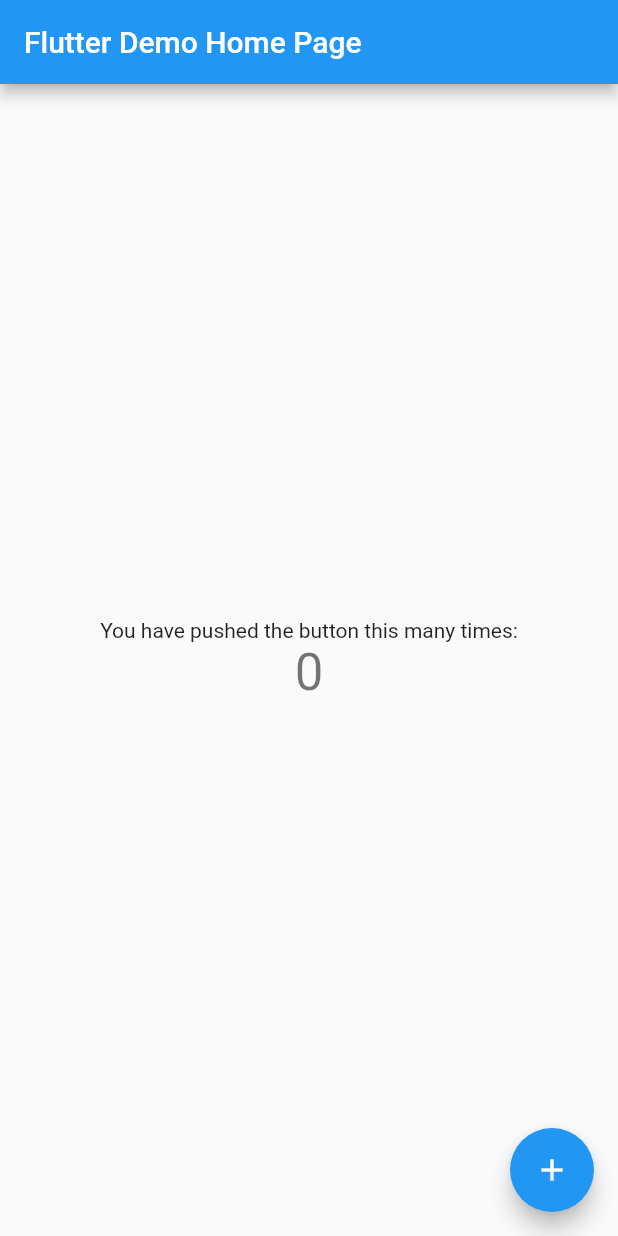
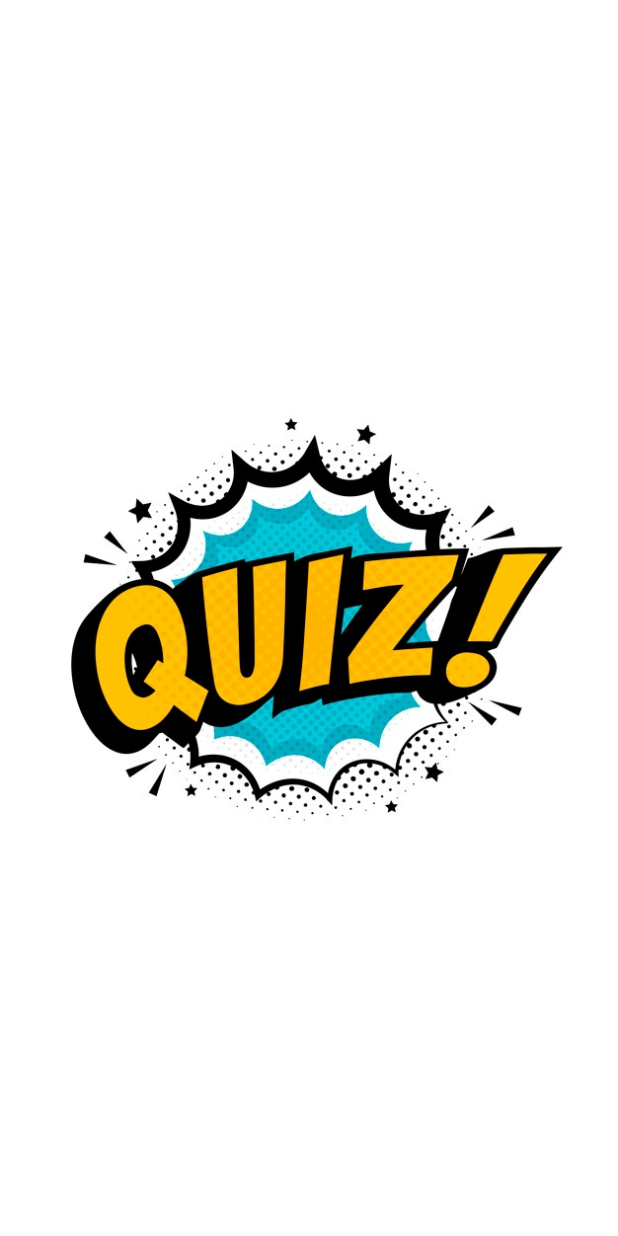
Before and after one commit to Nitish347/quiz_game, a Flutter app: the first screen one second after launch, on a phone screen of 412 x 824 dp. Run offline on Flutter 3.47's test engine with Material 2 defaults, Android fonts, the phone set to English and light mode, and no system bars.

Commit message:
8th commit

```diff
--- a/lib/answer.dart
+++ b/lib/answer.dart
@@ -13,7 +13,7 @@ class Answer extends StatelessWidget {
     return InkWell(
       onTap: click,
       child:Container(
-        height: 50,
+        height: 55,
         padding: EdgeInsets.all(15.0),
             margin: EdgeInsets.symmetric(vertical: 5.0, horizontal: 30.0),
             width: double.infinity,
--- a/lib/main.dart
+++ b/lib/main.dart
@@ -1,115 +1,53 @@
+import 'dart:async';
 import 'package:flutter/material.dart';
+import 'package:quiz_game/home.dart';
+import 'package:quiz_game/LoginPage.dart';
+
+import 'login_page.dart';
 
 void main() {
-  runApp(const MyApp());
+  runApp(MyApp());
+
 }
 
 class MyApp extends StatelessWidget {
-  const MyApp({Key? key}) : super(key: key);
-
-  // This widget is the root of your application.
   @override
   Widget build(BuildContext context) {
+
     return MaterialApp(
-      title: 'Flutter Demo',
+
+      title: 'Splash Screen',
       theme: ThemeData(
-        // This is the theme of your application.
-        //
-        // Try running your application with "flutter run". You'll see the
-        // application has a blue toolbar. Then, without quitting the app, try
-        // changing the primarySwatch below to Colors.green and then invoke
-        // "hot reload" (press "r" in the console where you ran "flutter run",
-        // or simply save your changes to "hot reload" in a Flutter IDE).
-        // Notice that the counter didn't reset back to zero; the application
-        // is not restarted.
-        primarySwatch: Colors.blue,
+        primarySwatch: Colors.green,
       ),
-      home: const MyHomePage(title: 'Flutter Demo Home Page'),
+      home: MyHomePage(),
+      debugShowCheckedModeBanner: false,
     );
   }
 }
 
 class MyHomePage extends StatefulWidget {
-  const MyHomePage({Key? key, required this.title}) : super(key: key);
-
-  // This widget is the home page of your application. It is stateful, meaning
-  // that it has a State object (defined below) that contains fields that affect
-  // how it looks.
-
-  // This class is the configuration for the state. It holds the values (in this
-  // case the title) provided by the parent (in this case the App widget) and
-  // used by the build method of the State. Fields in a Widget subclass are
-  // always marked "final".
-
-  final String title;
-
   @override
-  State<MyHomePage> createState() => _MyHomePageState();
+  _MyHomePageState createState() => _MyHomePageState();
 }
-
 class _MyHomePageState extends State<MyHomePage> {
-  int _counter = 0;
-
-  void _incrementCounter() {
-    setState(() {
-      // This call to setState tells the Flutter framework that something has
-      // changed in this State, which causes it to rerun the build method below
-      // so that the display can reflect the updated values. If we changed
-      // _counter without calling setState(), then the build method would not be
-      // called again, and so nothing would appear to happen.
-      _counter++;
-    });
+  @override
+  void initState() {
+    super.initState();
+    Timer(Duration(seconds: 3),
+            ()=>Navigator.pushReplacement(context,
+            MaterialPageRoute(builder:
+                (context) =>
+                NamePage1()
+            )
+        )
+    );
   }
-
   @override
   Widget build(BuildContext context) {
-    // This method is rerun every time setState is called, for instance as done
-    // by the _incrementCounter method above.
-    //
-    // The Flutter framework has been optimized to make rerunning build methods
-    // fast, so that you can just rebuild anything that needs updating rather
-    // than having to individually change instances of widgets.
-    return Scaffold(
-      appBar: AppBar(
-        // Here we take the value from the MyHomePage object that was created by
-        // the App.build method, and use it to set our appbar title.
-        title: Text(widget.title),
-      ),
-      body: Center(
-        // Center is a layout widget. It takes a single child and positions it
-        // in the middle of the parent.
-        child: Column(
-          // Column is also a layout widget. It takes a list of children and
-          // arranges them vertically. By default, it sizes itself to fit its
-          // children horizontally, and tries to be as tall as its parent.
-          //
-          // Invoke "debug painting" (press "p" in the console, choose the
-          // "Toggle Debug Paint" action from the Flutter Inspector in Android
-          // Studio, or the "Toggle Debug Paint" command in Visual Studio Code)
-          // to see the wireframe for each widget.
-          //
-          // Column has various properties to control how it sizes itself and
-          // how it positions its children. Here we use mainAxisAlignment to
-          // center the children vertically; the main axis here is the vertical
-          // axis because Columns are vertical (the cross axis would be
-          // horizontal).
-          mainAxisAlignment: MainAxisAlignment.center,
-          children: <Widget>[
-            const Text(
-              'You have pushed the button this many times:',
-            ),
-            Text(
-              '$_counter',
-              style: Theme.of(context).textTheme.headline4,
-            ),
-          ],
-        ),
-      ),
-      floatingActionButton: FloatingActionButton(
-        onPressed: _incrementCounter,
-        tooltip: 'Increment',
-        child: const Icon(Icons.add),
-      ), // This trailing comma makes auto-formatting nicer for build methods.
+    return Container(
+        color: Colors.white,
+        child:Image.asset('assets/quiz11.jpg')
     );
   }
 }
--- a/lib/splashscreen.dart
+++ /dev/null
@@ -1,53 +0,0 @@
-import 'dart:async';
-import 'package:flutter/material.dart';
-import 'package:quiz_game/home.dart';
-import 'package:quiz_game/LoginPage.dart';
-
-import 'login_page.dart';
-
-void main() {
-  runApp(MyApp());
-
-}
-
-class MyApp extends StatelessWidget {
-  @override
-  Widget build(BuildContext context) {
-
-    return MaterialApp(
-
-      title: 'Splash Screen',
-      theme: ThemeData(
-        primarySwatch: Colors.green,
-      ),
-      home: MyHomePage(),
-      debugShowCheckedModeBanner: false,
-    );
-  }
-}
-
-class MyHomePage extends StatefulWidget {
-  @override
-  _MyHomePageState createState() => _MyHomePageState();
-}
-class _MyHomePageState extends State<MyHomePage> {
-  @override
-  void initState() {
-    super.initState();
-    Timer(Duration(seconds: 3),
-            ()=>Navigator.pushReplacement(context,
-            MaterialPageRoute(builder:
-                (context) =>
-                NamePage1()
-            )
-        )
-    );
-  }
-  @override
-  Widget build(BuildContext context) {
-    return Container(
-        color: Colors.white,
-        child:Image.asset('assets/quiz11.jpg')
-    );
-  }
-}
```
